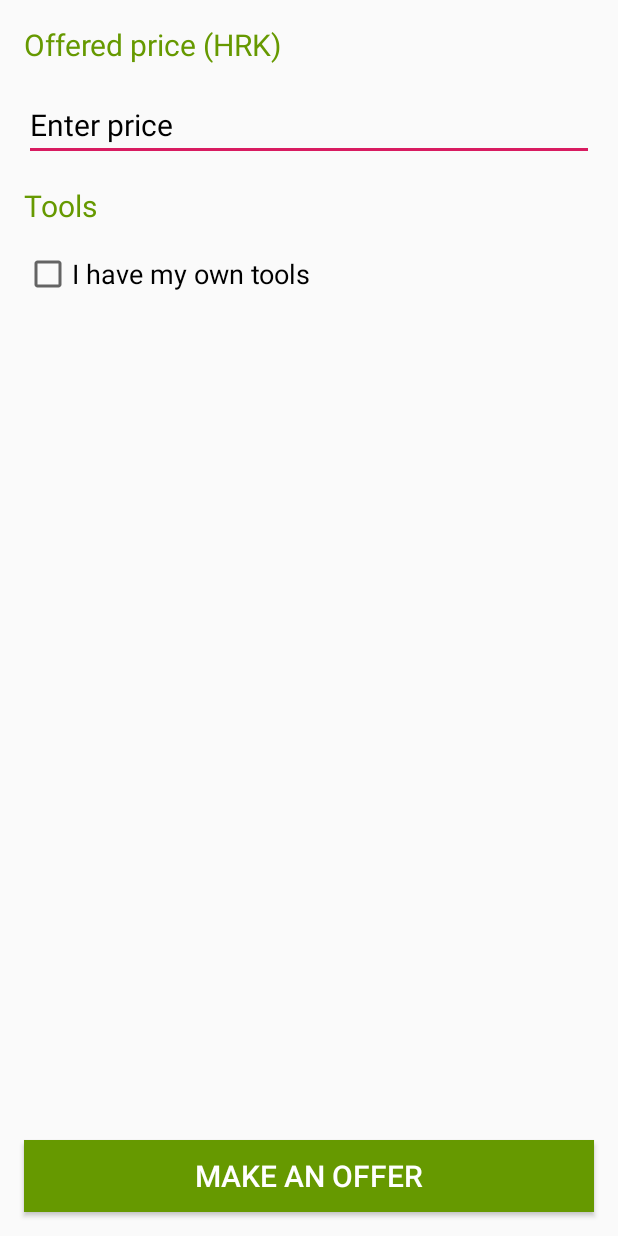
After one commit to mnovak97/OICAR-Project_BLN, an Android app: the OfferActivity screen opened directly, with no data from a screen before it, on a phone screen of 412 x 824 dp. The commit adds this screen. Run offline under Robolectric (Android 15) with nearby library versions, the phone set to English and light mode, and no system bars.

Commit message:
Added make an offer functionality

```diff
--- a/app/src/main/AndroidManifest.xml
+++ b/app/src/main/AndroidManifest.xml
@@ -13,7 +13,8 @@
         android:roundIcon="@mipmap/ic_launcher_round"
         android:supportsRtl="true"
         android:theme="@style/AppTheme">
-        <activity android:name=".DetailsActivity"></activity>
+        <activity android:name=".OfferActivity"></activity>
+        <activity android:name=".DetailsActivity" />
         <activity
             android:name=".EditActivity"
             android:windowSoftInputMode="adjustResize" />
--- /dev/null
+++ b/app/src/main/java/com/example/oicar_project/OfferActivity.java
@@ -0,0 +1,78 @@
+package com.example.oicar_project;
+
+import androidx.appcompat.app.AppCompatActivity;
+
+import android.os.Bundle;
+import android.view.View;
+import android.widget.Button;
+import android.widget.CheckBox;
+import android.widget.Spinner;
+import android.widget.TextView;
+import android.widget.Toast;
+
+import com.example.oicar_project.Model.ListingModel;
+import com.example.oicar_project.Model.OfferModel;
+import com.example.oicar_project.Model.WorkCategory;
+import com.example.oicar_project.Model.WorkType;
+import com.example.oicar_project.network.JsonPlaceHolderApi;
+import com.example.oicar_project.network.RetrofitClientInstance;
+import com.example.oicar_project.utils.PreferenceUtils;
+
+import java.net.HttpURLConnection;
+
+import retrofit2.Call;
+import retrofit2.Callback;
+import retrofit2.Response;
+
+import static com.example.oicar_project.utils.Constants.LISTING;
+import static com.example.oicar_project.utils.Constants.LISTING_ID;
+
+public class OfferActivity extends AppCompatActivity {
+
+    TextView txtPrice;
+    CheckBox hasTools;
+    Button btnMakeAnOffer;
+    int currentUserID;
+    int listingID;
+    JsonPlaceHolderApi service;
+
+    @Override
+    protected void onCreate(Bundle savedInstanceState) {
+        super.onCreate(savedInstanceState);
+        setContentView(R.layout.activity_offer);
+        initializeComponents();
+        setOnClickListeners();
+    }
+
+    private void initializeComponents() {
+        txtPrice = findViewById(R.id.txtPrice);
+        hasTools = findViewById(R.id.cbHasTools);
+        btnMakeAnOffer = findViewById(R.id.btnMakeAnOffer);
+        currentUserID = PreferenceUtils.getUserID(this);
+        listingID = (int) getIntent().getIntExtra(LISTING_ID, -1);
+        service = RetrofitClientInstance.getRetrofitInstance().create(JsonPlaceHolderApi.class);
+    }
+
+    private void setOnClickListeners() {
+        btnMakeAnOffer.setOnClickListener(v -> makeAnOffer());
+    }
+
+    private void makeAnOffer() {
+        OfferModel newOffer = new OfferModel(currentUserID, listingID, Double.parseDouble(txtPrice.getText().toString()), hasTools.isChecked());
+
+        Call<OfferModel> call = service.addNewOffer(newOffer);
+        call.enqueue(new Callback<OfferModel>() {
+            @Override
+            public void onResponse(Call<OfferModel> call, Response<OfferModel> response) {
+                if (response.code() == HttpURLConnection.HTTP_OK)
+                {
+                    Toast.makeText(OfferActivity.this, "New offer made", Toast.LENGTH_SHORT).show();
+                }
+            }
+            @Override
+            public void onFailure(Call<OfferModel> call, Throwable t) {
+                call.cancel();
+            }
+        });
+    }
+}
--- a/app/src/main/java/com/example/oicar_project/network/JsonPlaceHolderApi.java
+++ b/app/src/main/java/com/example/oicar_project/network/JsonPlaceHolderApi.java
@@ -3,6 +3,7 @@ package com.example.oicar_project.network;
 
 import com.example.oicar_project.Model.ListingModel;
 import com.example.oicar_project.Model.LoginModel;
+import com.example.oicar_project.Model.OfferModel;
 import com.example.oicar_project.Model.User;
 import com.example.oicar_project.Model.WorkCategory;
 import com.example.oicar_project.Model.WorkType;
@@ -50,4 +51,6 @@ public interface JsonPlaceHolderApi {
     @GET("users/{id}")
     Call<User> getUserById(@Path("id")int id);
 
+    @POST("offers/add")
+    Call<OfferModel> addNewOffer(@Body OfferModel offer);
 }
--- a/app/src/main/java/com/example/oicar_project/utils/Constants.java
+++ b/app/src/main/java/com/example/oicar_project/utils/Constants.java
@@ -12,4 +12,5 @@ public class Constants {
     public static final String PASSWORD = "Password";
     public static final String LISTING = "Listing";
     public static final String IS_EMPLOYER = "is_employer";
+    public static final String LISTING_ID = "listing_id";
 }
--- /dev/null
+++ b/app/src/main/res/layout/activity_offer.xml
@@ -0,0 +1,67 @@
+<?xml version="1.0" encoding="utf-8"?>
+<androidx.constraintlayout.widget.ConstraintLayout xmlns:android="http://schemas.android.com/apk/res/android"
+    xmlns:app="http://schemas.android.com/apk/res-auto"
+    xmlns:tools="http://schemas.android.com/tools"
+    android:layout_width="match_parent"
+    android:layout_height="match_parent"
+    tools:context=".OfferActivity">
+
+    <TextView
+        android:id="@+id/tvPrice"
+        android:text="@string/string_price"
+        android:textColor="@android:color/holo_green_dark"
+        android:layout_width="wrap_content"
+        android:layout_height="wrap_content"
+        app:layout_constraintStart_toStartOf="parent"
+        app:layout_constraintTop_toTopOf="parent"
+        android:textSize="@dimen/details_textSize"
+        android:layout_margin="16dp"/>
+
+    <EditText
+        android:id="@+id/txtPrice"
+        android:layout_width="match_parent"
+        android:layout_height="wrap_content"
+        android:hint="@string/enter_price"
+        android:textColorHint="@android:color/black"
+        app:layout_constraintStart_toStartOf="@+id/tvPrice"
+        app:layout_constraintTop_toBottomOf="@+id/tvPrice"
+        android:inputType="numberDecimal"
+        android:textSize="@dimen/details_textSize"
+        android:layout_margin="16dp"/>
+
+    <TextView
+        android:id="@+id/tvHasTools"
+        android:layout_width="wrap_content"
+        android:layout_height="wrap_content"
+        android:text="@string/string_tools"
+        android:textColor="@android:color/holo_green_dark"
+        app:layout_constraintStart_toStartOf="parent"
+        app:layout_constraintTop_toBottomOf="@id/txtPrice"
+        android:textSize="@dimen/details_textSize"
+        android:layout_margin="16dp"/>
+
+    <CheckBox
+        android:id="@+id/cbHasTools"
+        android:layout_width="wrap_content"
+        android:layout_height="wrap_content"
+        android:hint="@string/tools"
+        android:textColorHint="@android:color/black"
+        app:layout_constraintStart_toStartOf="@+id/tvHasTools"
+        app:layout_constraintTop_toBottomOf="@+id/tvHasTools"
+        android:textSize="18dp"
+        android:layout_marginTop="16dp"/>
+
+    <Button
+        android:id="@+id/btnMakeAnOffer"
+        android:layout_width="match_parent"
+        android:layout_height="wrap_content"
+        app:layout_constraintBottom_toBottomOf="parent"
+        app:layout_constraintEnd_toEndOf="parent"
+        app:layout_constraintStart_toStartOf="parent"
+        android:background="@android:color/holo_green_dark"
+        android:text="@string/make_offer_hint"
+        android:textColor="@android:color/white"
+        android:textSize="@dimen/details_textSize"
+        android:layout_margin="16dp"/>
+
+</androidx.constraintlayout.widget.ConstraintLayout>
--- a/app/src/main/res/values/strings.xml
+++ b/app/src/main/res/values/strings.xml
@@ -48,4 +48,7 @@
     <string name="categories">Categories</string>
     <string name="title_activity_user_jobs">UserJobsActivity</string>
     <string name="your_jobs_title">Your jobs</string>
+    <string name="string_price">Offered price (HRK)</string>
+    <string name="enter_price">Enter price</string>
+    <string name="make_offer_hint">Make an offer</string>
 </resources>
```
Also changed, not shown: app/src/main/java/com/example/oicar_project/DetailsActivity.java (+15 -0 lines), app/src/main/java/com/example/oicar_project/Model/OfferModel.java (added, +71 -0 lines), 3 other files.
